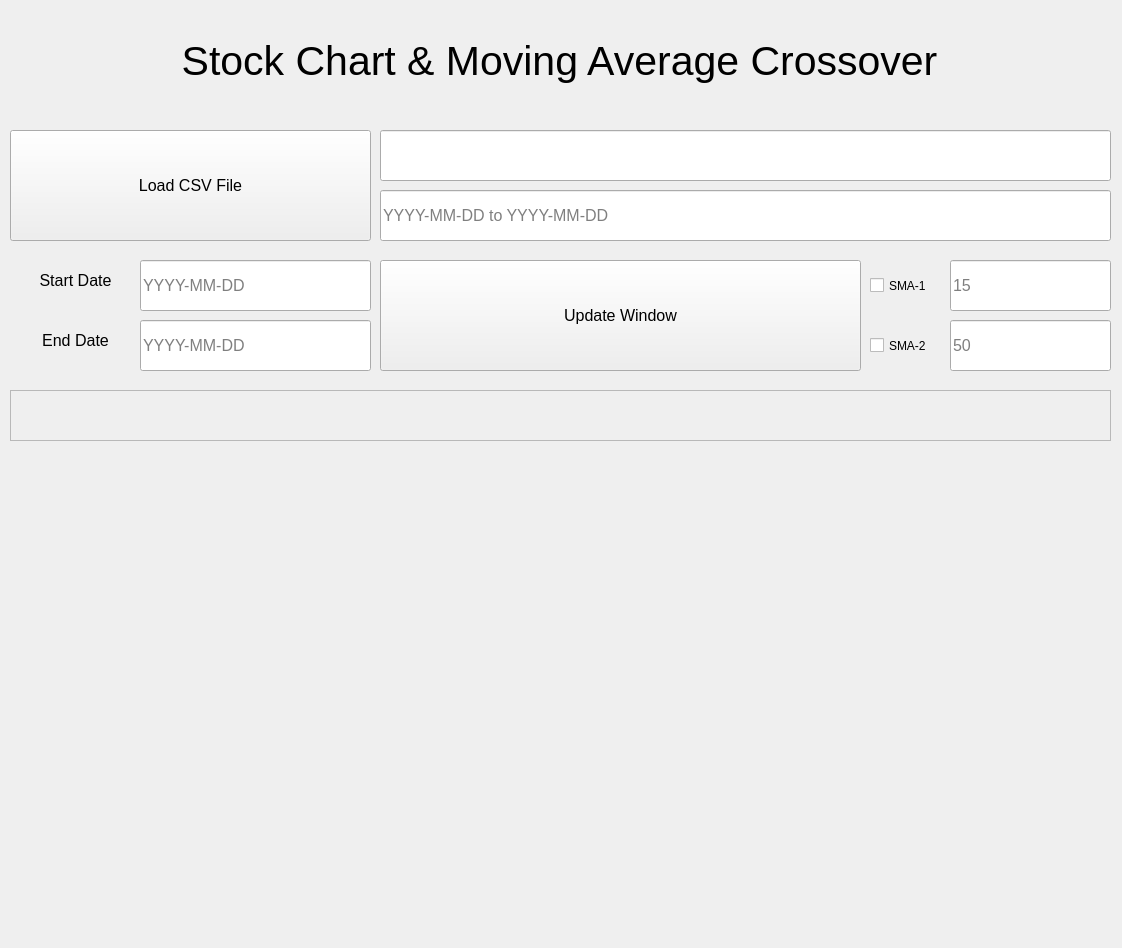
Old version of the form src/main_window.ui in the repository calvinyusno2359/StockChartApplication.
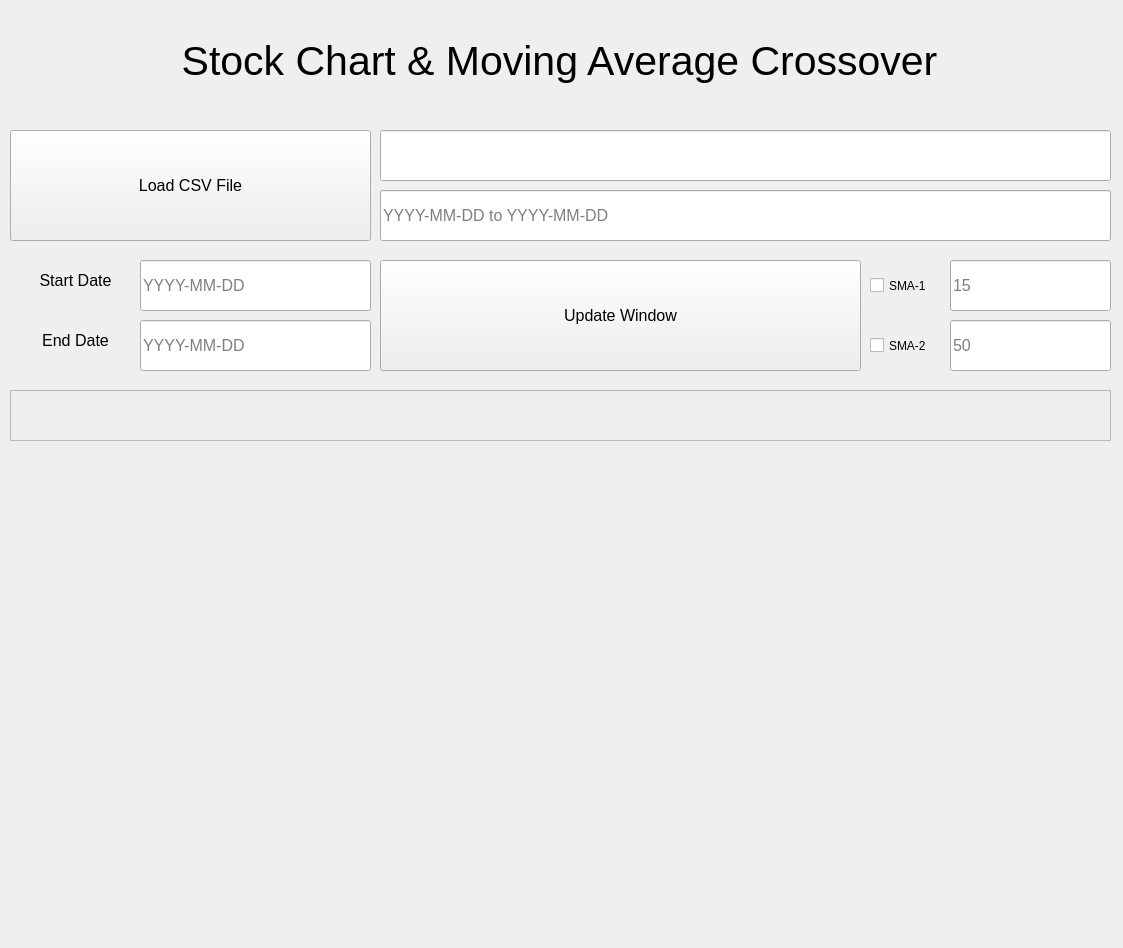
New version of the form.

Commit message: finish checkbox feature

What changed in the file:
```diff
--- a/src/main_window.ui
+++ b/src/main_window.ui
@@ -6,7 +6,7 @@
    <rect>
     <x>0</x>
     <y>0</y>
-    <width>1122</width>
+    <width>1123</width>
     <height>948</height>
    </rect>
   </property>
```
Left out of the diff: 4 changed lines with no effect on the pictures. The commit also changes 5 other files.
